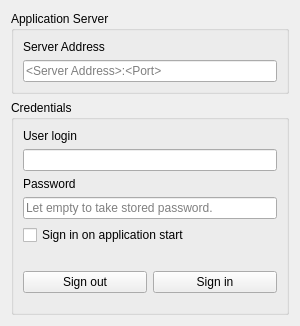
Qt form src/app/gui/forms/widgetsettings.ui (botorabi/Meet4Eat-Desktop) before a commit.
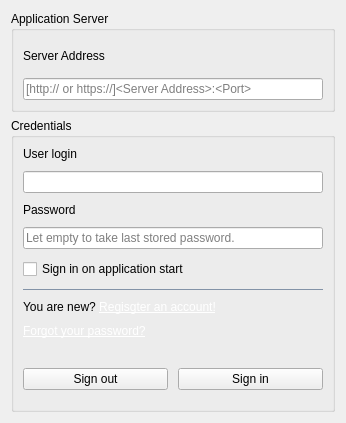
The same form after that commit.

Commit message: Integrating the user account creation into web site an desktop client

Patch:
```diff
--- a/src/app/gui/forms/widgetsettings.ui
+++ b/src/app/gui/forms/widgetsettings.ui
@@ -9,8 +9,8 @@
    <rect>
     <x>0</x>
     <y>0</y>
-    <width>300</width>
-    <height>297</height>
+    <width>346</width>
+    <height>423</height>
    </rect>
   </property>
   <property name="minimumSize">
@@ -44,7 +44,7 @@
            <number>255</number>
           </property>
           <property name="placeholderText">
-           <string>&lt;Server Address&gt;:&lt;Port&gt;</string>
+           <string>[http:// or https://]&lt;Server Address&gt;:&lt;Port&gt;</string>
           </property>
          </widget>
         </item>
@@ -57,6 +57,9 @@
         <string>Credentials</string>
        </property>
        <layout class="QVBoxLayout" name="verticalLayout_4">
+        <property name="spacing">
+         <number>10</number>
+        </property>
         <item>
          <widget class="QLabel" name="label_2">
           <property name="text">
@@ -87,7 +90,7 @@
            <enum>QLineEdit::Password</enum>
           </property>
           <property name="placeholderText">
-           <string>Let empty to take stored password.</string>
+           <string>Let empty to take last stored password.</string>
           </property>
          </widget>
         </item>
@@ -104,6 +107,41 @@
           </property>
          </widget>
         </item>
+        <item>
+         <widget class="QLabel" name="labelLine">
+          <property name="minimumSize">
+           <size>
+            <width>0</width>
+            <height>1</height>
+           </size>
+          </property>
+          <property name="maximumSize">
+           <size>
+            <width>16777215</width>
+            <height>1</height>
+           </size>
+          </property>
+          <property name="styleSheet">
+           <string notr="true">QLabel {
+  background-color: rgb(131,147, 167);
+}</string>
+          </property>
+         </widget>
+        </item>
+        <item>
+         <widget class="QLabel" name="labelCreateAccount">
+          <property name="text">
+           <string>&lt;html&gt;&lt;head/&gt;&lt;body&gt;&lt;p&gt;You are new? &lt;a href=&quot;REGISTER&quot;&gt;&lt;span style=&quot; text-decoration: underline; color: white;&quot;&gt;Regisgter an account!&lt;/span&gt;&lt;/a&gt;&lt;/p&gt;&lt;/body&gt;&lt;/html&gt;</string>
+          </property>
+         </widget>
+        </item>
+        <item>
+         <widget class="QLabel" name="labelForgotPassword">
+          <property name="text">
+           <string>&lt;html&gt;&lt;head/&gt;&lt;body&gt;&lt;p&gt;&lt;a href=&quot;FORGOT_PW&quot;&gt;&lt;span style=&quot; text-decoration: underline; color: white;&quot;&gt;Forgot your password?&lt;/span&gt;&lt;/a&gt;&lt;/p&gt;&lt;/body&gt;&lt;/html&gt;</string>
+          </property>
+         </widget>
+        </item>
         <item>
          <layout class="QHBoxLayout" name="horizontalLayout">
           <property name="topMargin">
```
The commit also changes 3 other files.
